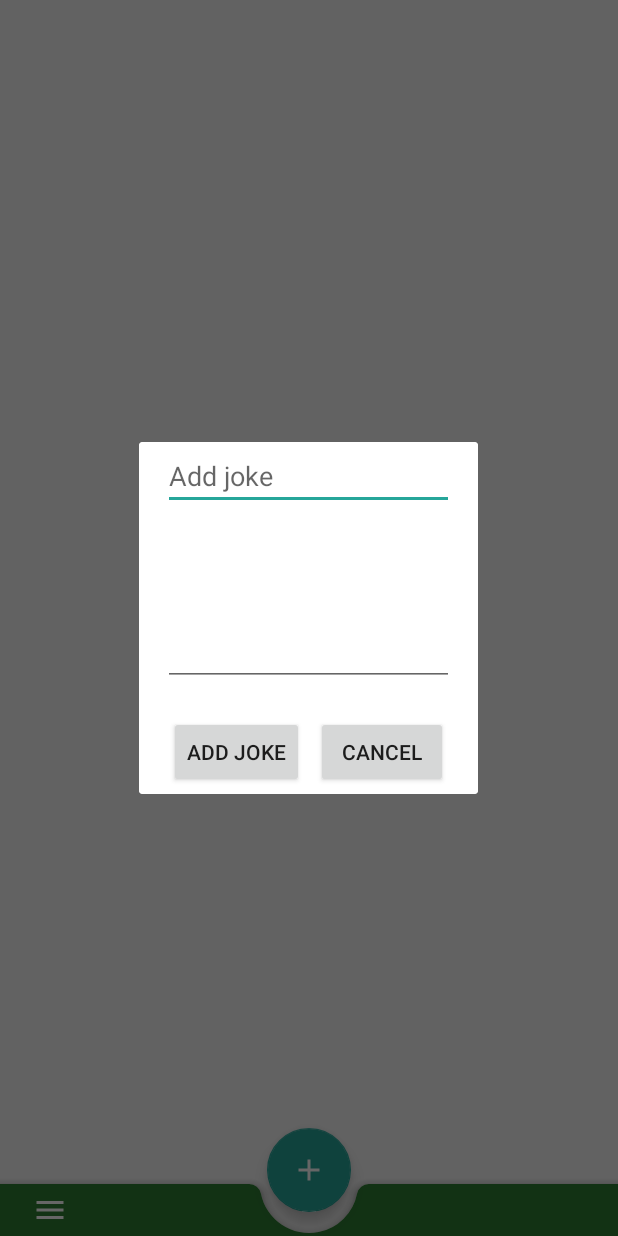
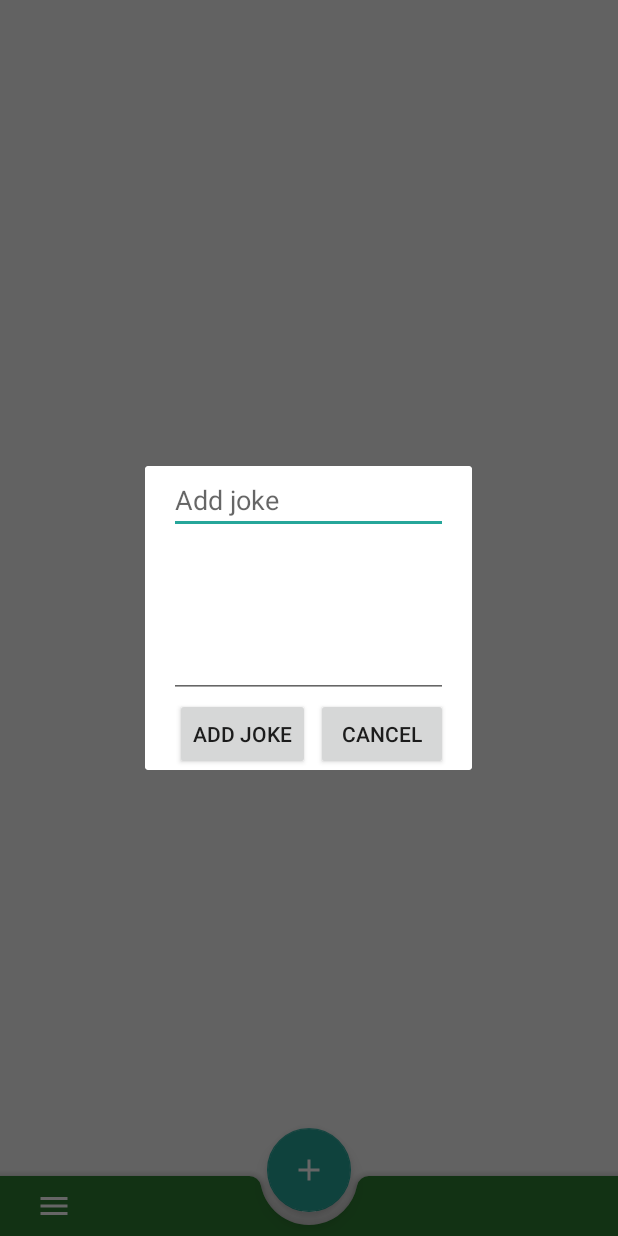
Before and after one commit to Maksim2355/JokesList-Android-Prototype, an Android app: the screen it shows after launch (MainActivity), after a tap on an icon or button, on a phone screen of 412 x 824 dp. Run offline under Robolectric (Android 15) with nearby library versions, the phone set to English and light mode, and no system bars.

Commit message:
Ну, почти все

```diff
--- a/app/src/main/java/com/example/kolodeznapp/API/JokeApi.kt
+++ b/app/src/main/java/com/example/kolodeznapp/API/JokeApi.kt
@@ -11,7 +11,7 @@ import com.example.kolodeznapp.model.Joke
  */
 interface JokeApi {
 
-    fun deleteJoke(id: Int)
+    fun deleteJoke(id: Long)
 
     fun editJoke(joke: Joke)
 
--- a/app/src/main/java/com/example/kolodeznapp/App.kt
+++ /dev/null
@@ -1,7 +0,0 @@
-package com.example.kolodeznapp
-
-import android.app.Application
-
-class App: Application() {
-
-}
--- a/app/src/main/java/com/example/kolodeznapp/UI/ListJokesFragment.kt
+++ b/app/src/main/java/com/example/kolodeznapp/UI/ListJokesFragment.kt
@@ -43,15 +43,14 @@ class ListJokesFragment : Fragment(), UpdateAdapter {
         super.onViewCreated(view, savedInstanceState)
         val btn: FloatingActionButton = view.findViewById(R.id.fab)
         btn.setOnClickListener {
-            val addJokeDialog =
-                AddJokeDialog(this)
+            val addJokeDialog = AddJokeDialog(this)
             parentFragmentManager.let { it1 -> addJokeDialog.show(it1, "custom") }
         }
     }
 
     override fun updateListJoke() {
         dbDataList = dbApi.getAllJoke()
-        adapter = AdapterJokes(dbDataList, dbApi)
+        adapter = AdapterJokes(dbDataList, dbApi, this)
         listRecycler.adapter = adapter
     }
 }
--- a/app/src/main/java/com/example/kolodeznapp/dbapi/JokeDatabaseHelper.kt
+++ b/app/src/main/java/com/example/kolodeznapp/dbapi/JokeDatabaseHelper.kt
@@ -33,8 +33,8 @@ class JokeDatabaseHelper(context: Context):
         const val COLS_CONTENT = DbSchema.JokesTable.Cols.CONTENT
     }
 
-    override fun deleteJoke(id: Int) {
-        TODO()
+    override fun deleteJoke(id: Long) {
+        writableDatabase.delete(TABLE_NAME, "$id = $COLS_ID", null)
     }
 
     override fun editJoke(joke: Joke) {
--- a/app/src/main/java/com/example/kolodeznapp/dialog/AddJokeDialog.kt
+++ b/app/src/main/java/com/example/kolodeznapp/dialog/AddJokeDialog.kt
@@ -32,7 +32,6 @@ class AddJokeDialog(private val listJokesFragment: Fragment) : DialogFragment(),
         updateList = listJokesFragment as UpdateAdapter
         dbAPI = JokeDatabaseHelper(requireActivity())
         val v: View = inflater.inflate(R.layout.dialog_add_joke, null)
-
         mBtnOk = v.findViewById(R.id.btn_ok)
         mBtnNone = v.findViewById(R.id.btn_cancel)
         mEditTitleJoke = v.findViewById(R.id.title_joke)
--- a/app/src/main/res/anim/rotate.xml
+++ b/app/src/main/res/anim/rotate.xml
@@ -1,13 +1,13 @@
 <?xml version="1.0" encoding="utf-8"?>
 <set xmlns:android="http://schemas.android.com/apk/res/android"
-    android:interpolator="@android:anim/linear_interpolator">
+    android:interpolator="@android:anim/linear_interpolator" >
+
     <rotate
+        android:duration="200"
         android:fromDegrees="0"
-        android:toDegrees="360"
         android:pivotX="50%"
         android:pivotY="50%"
-        android:duration="500"
         android:startOffset="0"
-        android:repeatCount="1"
-        android:repeatMode="reverse" />
+        android:toDegrees="180" />
+
 </set>
--- /dev/null
+++ b/app/src/main/res/anim/translate.xml
@@ -0,0 +1,10 @@
+<?xml version="1.0" encoding="utf-8"?>
+<set xmlns:android="http://schemas.android.com/apk/res/android"
+    android:interpolator="@android:anim/linear_interpolator">
+    <translate
+        android:fromXDelta="0"
+        android:toXDelta="-100%p"
+        android:duration="500"
+        android:repeatCount="0"
+        android:repeatMode="reverse"/>
+</set>
--- /dev/null
+++ b/app/src/main/res/drawable/ic_keyboard_arrow_up_24px.xml
@@ -0,0 +1,9 @@
+<vector xmlns:android="http://schemas.android.com/apk/res/android"
+    android:width="24dp"
+    android:height="24dp"
+    android:viewportWidth="24"
+    android:viewportHeight="24">
+  <path
+      android:fillColor="#FF000000"
+      android:pathData="M7.41,15.41L12,10.83l4.59,4.58L18,14l-6,-6 -6,6z"/>
+</vector>
--- a/app/src/main/res/layout/dialog_add_joke.xml
+++ b/app/src/main/res/layout/dialog_add_joke.xml
@@ -11,7 +11,6 @@
     <androidx.constraintlayout.widget.ConstraintLayout
         android:layout_width="match_parent"
         android:layout_height="wrap_content"
-        android:layout_gravity="center"
         android:paddingLeft="16dp"
         android:paddingRight="16dp">
 
@@ -19,7 +18,6 @@
             android:id="@+id/title_joke"
             android:layout_width="0dp"
             android:layout_height="wrap_content"
-            android:layout_marginBottom="8dp"
             android:autofillHints=""
             android:hint="@string/add_your_youmoreska"
             android:inputType="textPersonName"
@@ -32,7 +30,6 @@
             android:id="@+id/joke_add"
             android:layout_width="0dp"
             android:layout_height="wrap_content"
-            android:layout_marginBottom="8dp"
             android:autofillHints=""
             android:inputType="textMultiLine"
             android:lines="4"
@@ -43,9 +40,8 @@
 
         <LinearLayout
             android:id="@+id/linearLayout2"
-            android:layout_width="match_parent"
+            android:layout_width="wrap_content"
             android:layout_height="wrap_content"
-            android:layout_marginTop="8dp"
             android:gravity="center_horizontal"
             android:orientation="horizontal"
             app:layout_constraintBottom_toBottomOf="parent"
@@ -57,7 +53,7 @@
                 android:id="@+id/btn_ok"
                 android:layout_width="wrap_content"
                 android:layout_height="wrap_content"
-                android:layout_margin="4dp"
+                android:layout_marginLeft="4dp"
                 android:text="Add joke"
                 app:layout_constraintStart_toStartOf="@+id/joke_add" />
 
@@ -65,7 +61,7 @@
                 android:id="@+id/btn_cancel"
                 android:layout_width="wrap_content"
                 android:layout_height="wrap_content"
-                android:layout_margin="4dp"
+                android:layout_marginLeft="4dp"
                 android:text="Cancel" />
         </LinearLayout>
 
--- a/app/src/main/res/layout/fragment_list_jokes.xml
+++ b/app/src/main/res/layout/fragment_list_jokes.xml
@@ -28,7 +28,7 @@
             android:layout_width="match_parent"
             android:layout_height="wrap_content"
             android:layout_gravity="bottom"
-            android:padding="5dp"
+            android:padding="8dp"
             app:backgroundTint="@color/colorPrimary"
             app:fabAlignmentMode="center"
             app:navigationIcon="@drawable/ic_menu_24px" />
--- a/app/src/main/res/navigation/nav_graph.xml
+++ b/app/src/main/res/navigation/nav_graph.xml
@@ -9,20 +9,5 @@
         android:id="@+id/FirstFragment"
         android:name="com.example.kolodeznapp.UI.ListJokesFragment"
         android:label="@string/first_fragment_label"
-        tools:layout="@layout/fragment_list_jokes">
-
-        <action
-            android:id="@+id/action_FirstFragment_to_SecondFragment"
-            app:destination="@id/SecondFragment" />
-    </fragment>
-    <fragment
-        android:id="@+id/SecondFragment"
-        android:name="com.example.kolodeznapp.UI.JokeFragment"
-        android:label="@string/second_fragment_label"
-        tools:layout="@layout/fragment_joke">
-
-        <action
-            android:id="@+id/action_SecondFragment_to_FirstFragment"
-            app:destination="@id/FirstFragment" />
-    </fragment>
+        tools:layout="@layout/fragment_list_jokes"/>
 </navigation>
```
Also changed, not shown: app/src/main/java/com/example/kolodeznapp/AdapterJokes.kt (+56 -10 lines), app/src/main/java/com/example/kolodeznapp/UI/JokeFragment.kt (deleted, +0 -27 lines), app/src/main/res/layout/fragment_joke.xml (deleted, +0 -11 lines), app/src/main/res/layout/item_joke.xml (+32 -8 lines).
